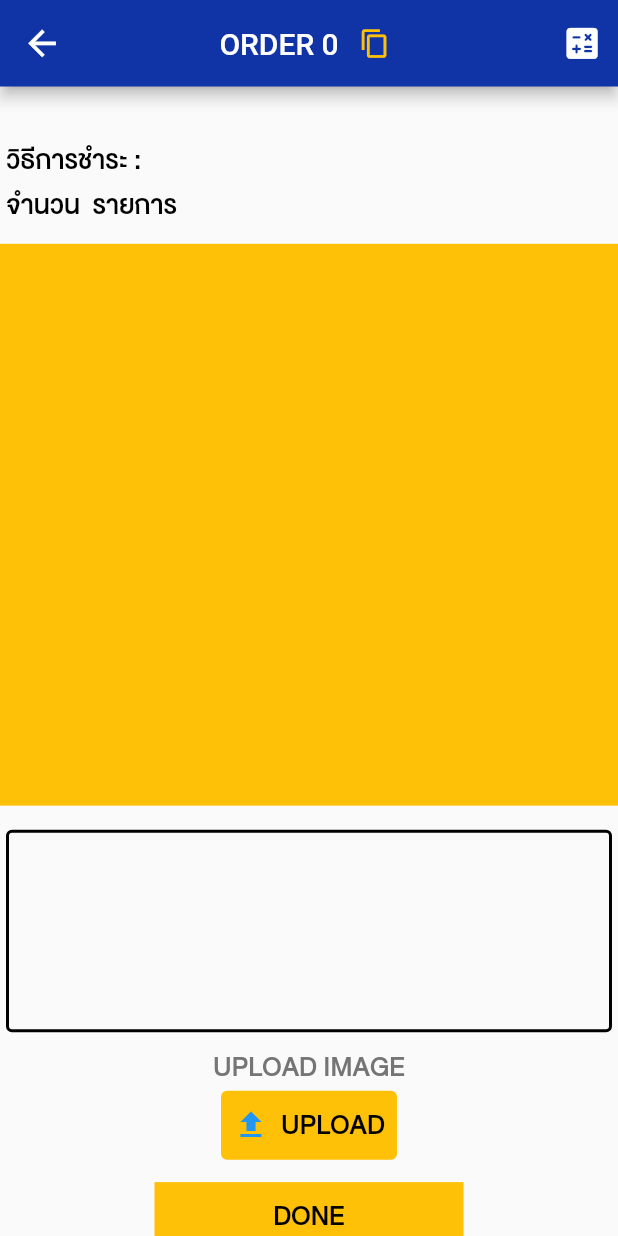
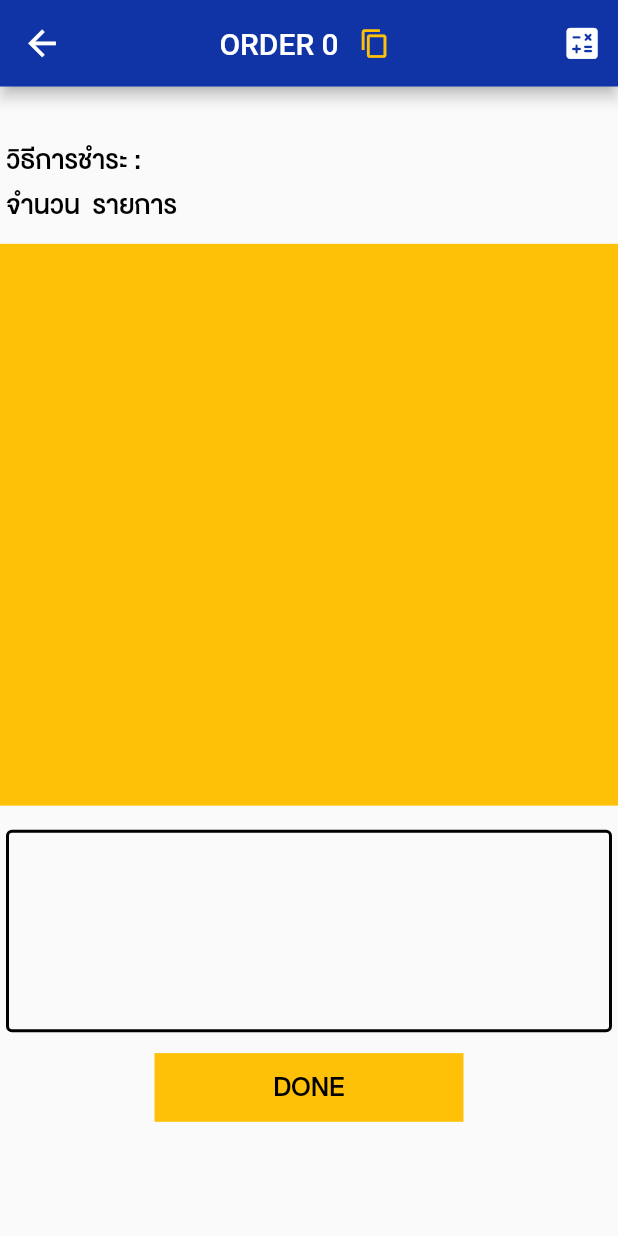
Before and after one commit to liflego/test, a Flutter app: the orderforadminedit screen opened directly with empty values, on a phone screen of 412 x 824 dp. Run offline on Flutter 3.47's test engine with Material 2 defaults, Android fonts, the phone set to English and light mode, and no system bars; our stand-ins replace flutter_hex_color, flutter_signin_button, flutter_slidable, gallery_saver, image_picker and 3 more; missing offline and left inert: dart:ffi, email_otp, flutter_barcode_scanner, flutter_launcher_icons, popup_card, shared_preferences_web and 1 more; accounts and stored records are empty.

Commit message:
Add files via upload

```diff
--- a/lib/classapi/class.dart
+++ b/lib/classapi/class.dart
@@ -17,6 +17,8 @@ class ColorConstants {
 class TextConstants {
   static TextStyle? textstyle = TextStyle(
       fontSize: 18.sp, fontFamily: 'newbodyfont', color: Colors.black);
+  static TextStyle? textstylewh = TextStyle(
+      fontSize: 18.sp, fontFamily: 'newbodyfont', color: Colors.white);
   static TextStyle? textstyleforhistory = TextStyle(
       fontSize: 16.sp, fontFamily: 'newbodyfont', color: Colors.black);
   static TextStyle? textstyleforheader = TextStyle(
--- a/lib/page/suborders/orderforadminedit.dart
+++ b/lib/page/suborders/orderforadminedit.dart
@@ -4,7 +4,6 @@ import 'dart:convert';
 import 'package:flutter/material.dart';
 import 'package:flutter/services.dart';
 import 'package:flutter_hex_color/flutter_hex_color.dart';
-import 'package:image_picker/image_picker.dart';
 import 'package:intl/intl.dart';
 import 'package:shared_preferences/shared_preferences.dart';
 import 'package:sigma_space/classapi/class.dart';
@@ -177,7 +176,6 @@ class _orderforadminedit extends State<orderforadminedit> {
                   ),
                   textpriceall(),
                   note(),
-                  selectimage(),
                   done()
                 ],
               )));
@@ -750,47 +748,6 @@ class _orderforadminedit extends State<orderforadminedit> {
     );
   }
 
-  Widget selectimage() {
-    return Padding(
-        padding: EdgeInsets.all(4),
-        child: Center(
-            child: Column(children: [
-          selectedImage == null
-              ? Text(
-                  "UPLOAD IMAGE",
-                  style: TextConstants.textStylenotes,
-                )
-              : Image.file(
-                  selectedImage!,
-                  width: 90.sp,
-                  height: 90.sp,
-                ),
-          TextButton.icon(
-              style: ButtonStyle(
-                  backgroundColor:
-                      MaterialStateProperty.all(ColorConstants.buttoncolor)),
-              onPressed: getImage,
-              icon: Icon(Icons.upload),
-              label: Text(
-                "UPLOAD",
-                style: TextConstants.textstyle,
-              ))
-        ])));
-  }
-
-  Future getImage() async {
-    // ignore: deprecated_member_use
-    final pickimage = await ImagePicker().getImage(source: ImageSource.gallery);
-    if (pickimage == null) {
-      return;
-    } else {
-      selectedImage = io.File(pickimage!.path);
-      setState(() {
-        getnameimg = selectedImage!.path.split('/').last.toString();
-      });
-    }
-  }
-
   Widget done() {
     return SizedBox(
       child: Padding(
@@ -798,6 +755,7 @@ class _orderforadminedit extends State<orderforadminedit> {
         child: TextButton(
           onPressed: () {
             updateadminconfirm();
+            updateprice();
           },
           child: Container(
             width: MediaQuery.of(context).size.width / 2,
@@ -905,7 +863,6 @@ class _orderforadminedit extends State<orderforadminedit> {
       http.Response response = await http.patch(Uri.parse(url),
           headers: {'Content-Type': 'application/json; charset=utf-8'},
           body: JsonEncoder().convert(body));
-      updateprice();
     } catch (error) {
       print(error);
     }
--- a/lib/page/substore/customerhis.dart
+++ b/lib/page/substore/customerhis.dart
@@ -68,7 +68,7 @@ class _storehisState extends State<storehis> {
             body: ListView(children: [
               showdata(),
               SizedBox(
-                height: MediaQuery.of(context).size.height,
+                height: MediaQuery.of(context).size.height / 1.sp,
                 child: ListView.builder(
                   itemBuilder: (context, index) {
                     return listItem(index);
--- a/lib/page/subupdate/addnewproduct.dart
+++ b/lib/page/subupdate/addnewproduct.dart
@@ -321,8 +321,10 @@ class _addnewproductpage extends State<addnewproductpage> {
             style: TextConstants.textstyle,
           ),
           Padding(
-            padding: const EdgeInsets.only(left: 8.0),
+            padding: const EdgeInsets.only(left: 10.0),
             child: DropdownButton(
+                style: TextStyle(fontSize: 15.sp, color: Colors.red),
+                iconEnabledColor: Colors.red,
                 value: selectedValue,
                 items: [
                   DropdownMenuItem(
@@ -466,7 +468,7 @@ class _addnewproductpage extends State<addnewproductpage> {
 
   Widget selectimage() {
     return Padding(
-        padding: EdgeInsets.all(5),
+        padding: EdgeInsets.all(8),
         child: Column(children: [
           selectedImage == null
               ? Text(
```
Also changed, not shown: lib/page/suborders/orderforedit.dart (+18 -22 lines), lib/page/suborders/uploadtrack.dart (+5 -2 lines).
